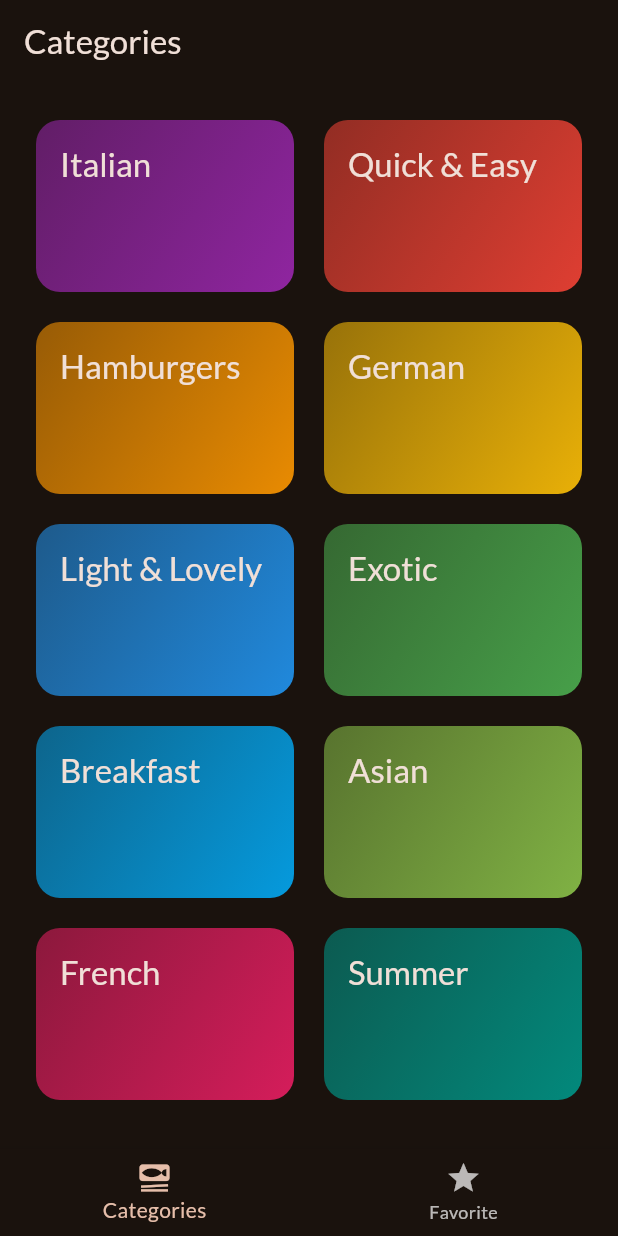
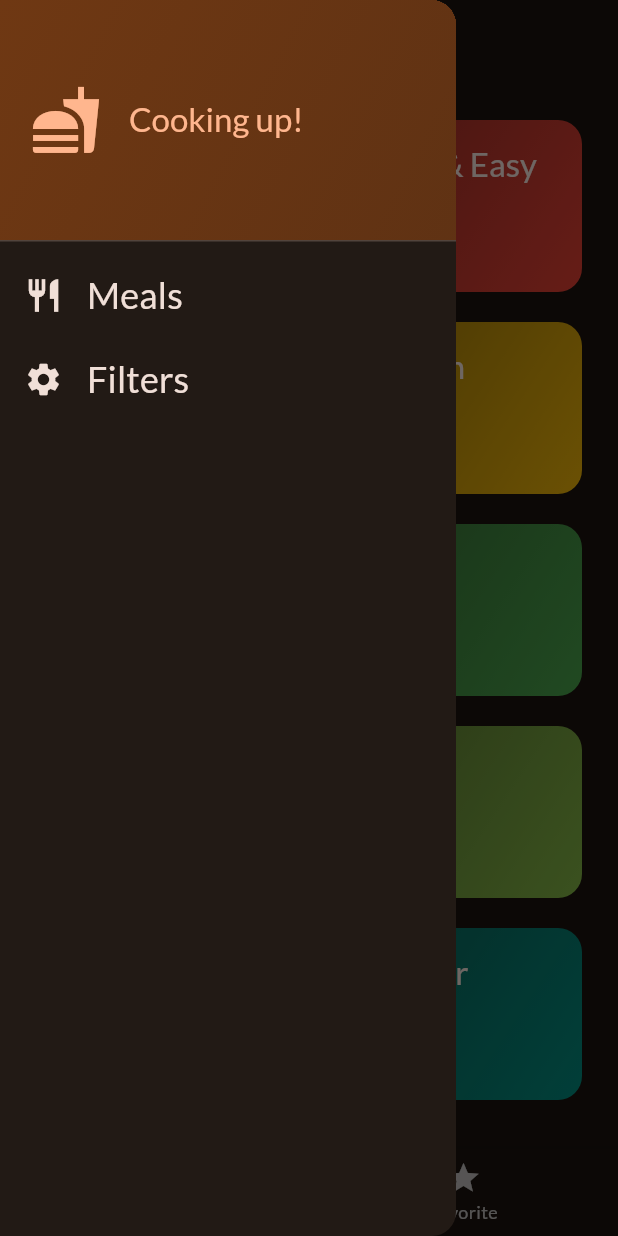
Before and after one commit to KotenkoNata/flutter_dart_course, a Flutter app: the screen it shows after launch, with the side drawer open (before the commit the screen has no drawer), on a phone screen of 412 x 824 dp. Run offline on Flutter 3.47's test engine with Material 3 defaults, Android fonts, the phone set to English and light mode, and no system bars; our stand-ins replace google_fonts, transparent_image.

Commit message:
feat: Adding a Side Drawer

```diff
--- a/lib/screens/tabs.dart
+++ b/lib/screens/tabs.dart
@@ -2,6 +2,7 @@ import 'package:flutter/material.dart';
 import 'package:flutter_dart_course/screens/categories.dart';
 import 'package:flutter_dart_course/screens/meals.dart';
 import 'package:flutter_dart_course/models/meal.dart';
+import 'package:flutter_dart_course/widgets/main_drawer.dart';
 
 class TabsScreen extends StatefulWidget{
   const TabsScreen({super.key});
@@ -62,6 +63,7 @@ class _TabsScreen extends State<TabsScreen>{
       appBar: AppBar(
         title: Text(activePageTitle),
       ),
+      drawer: const MainDrawer(),
       body: activePage,
       bottomNavigationBar: BottomNavigationBar(
         onTap: _selectPage,
--- /dev/null
+++ b/lib/widgets/main_drawer.dart
@@ -0,0 +1,73 @@
+import 'package:flutter/cupertino.dart';
+import 'package:flutter/material.dart';
+
+class MainDrawer extends StatelessWidget {
+  const MainDrawer({super.key});
+
+
+  @override
+  Widget build(BuildContext context) {
+    return Drawer(
+      child: Column(children: [
+        DrawerHeader(
+          padding: const EdgeInsets.all(20),
+          decoration: BoxDecoration(
+              gradient: LinearGradient(colors: [
+                Theme
+                    .of(context)
+                    .colorScheme
+                    .primaryContainer,
+                Theme
+                    .of(context)
+                    .colorScheme
+                    .primaryContainer
+                    .withOpacity(0.8),
+              ],
+                begin: Alignment.topLeft,
+                end: Alignment.bottomRight,
+              )
+          ),
+          child: Row(
+            children: [
+              Icon(Icons.fastfood, size: 48, color: Theme
+                  .of(context)
+                  .colorScheme
+                  .primary,),
+              const SizedBox(width: 18,),
+              Text('Cooking up!', style: Theme
+                  .of(context)
+                  .textTheme
+                  .titleLarge!
+                  .copyWith(
+                color: Theme
+                    .of(context)
+                    .colorScheme
+                    .primary,
+              ),
+              ),
+            ],
+          ),
+        ),
+        ListTile(
+          leading: Icon(Icons.restaurant, size: 26, color: Theme.of(context).colorScheme.onSurface,),
+          title: Text('Meals', style: Theme.of(context).textTheme.titleSmall!.copyWith(
+            color: Theme.of(context).colorScheme.onSurface,
+            fontSize: 24,
+          ),
+          ),
+          onTap: (){},
+        ),
+        ListTile(
+          leading: Icon(Icons.settings, size: 26, color: Theme.of(context).colorScheme.onSurface,),
+          title: Text('Filters', style: Theme.of(context).textTheme.titleSmall!.copyWith(
+            color: Theme.of(context).colorScheme.onSurface,
+            fontSize: 24,
+          ),
+          ),
+          onTap: (){},
+        ),
+      ],
+      ),
+    );
+  }
+}
```
